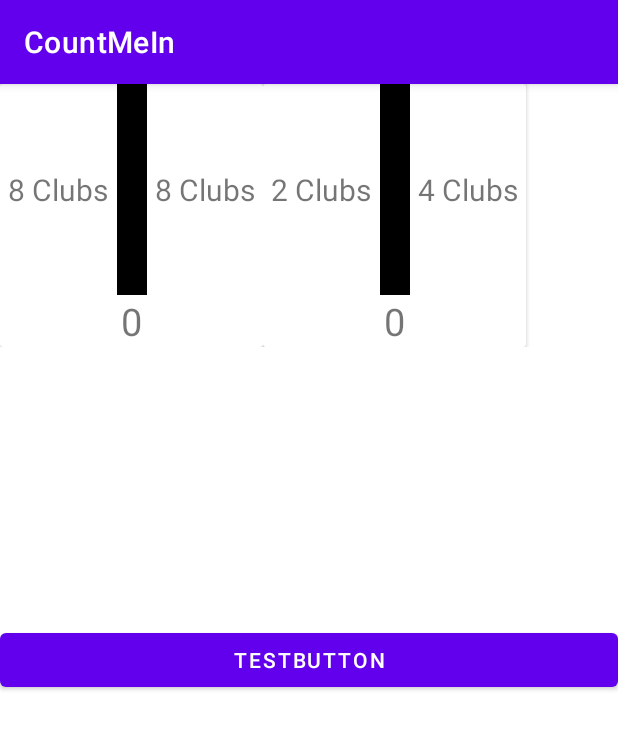
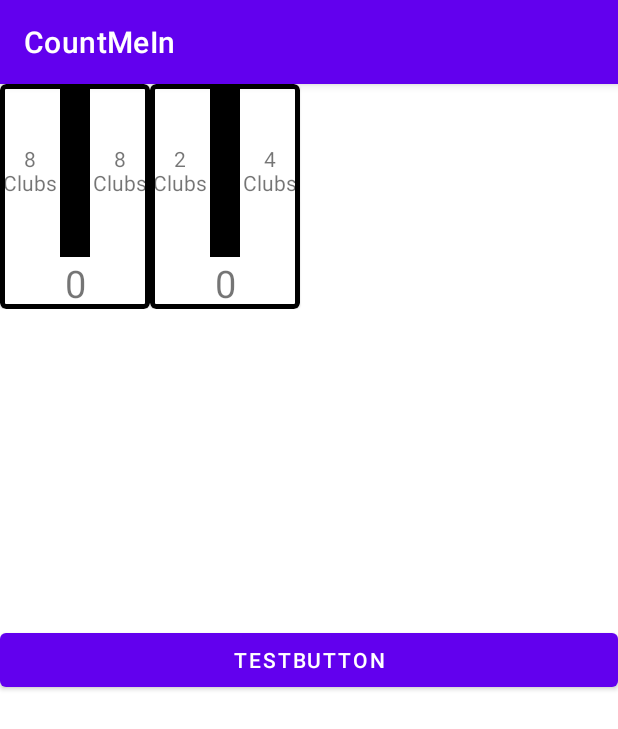
Before and after one commit to scappworks/CountMeIn, an Android app: the screen it shows after launch (GameActivity), after a tap on "PLAY", on a phone screen of 412 x 824 dp. Shown: the top 729 px of the screen. Run offline under Robolectric (Android 15) with nearby library versions, the phone set to English and light mode, and no system bars.

Commit message:
change cardview type to materialcardview and add a border to separate each hand

```diff
--- a/app/src/main/res/layout/hand_player.xml
+++ b/app/src/main/res/layout/hand_player.xml
@@ -1,7 +1,9 @@
 <?xml version="1.0" encoding="utf-8"?>
-<androidx.cardview.widget.CardView xmlns:android="http://schemas.android.com/apk/res/android"
-    android:layout_width="175dp"
-    android:layout_height="175dp"
+<com.google.android.material.card.MaterialCardView xmlns:android="http://schemas.android.com/apk/res/android"
+    android:layout_width="100dp"
+    android:layout_height="150dp"
+    app:strokeColor="@color/black"
+    app:strokeWidth="3dp"
     xmlns:app="http://schemas.android.com/apk/res-auto">
 
     <androidx.constraintlayout.widget.ConstraintLayout
@@ -13,7 +15,7 @@
             android:layout_width="0dp"
             android:layout_height="wrap_content"
             android:text="1"
-            android:textSize="20sp"
+            android:textSize="14sp"
             android:textAlignment="center"
             android:gravity="center_horizontal"
             app:layout_constraintLeft_toLeftOf="parent"
@@ -26,7 +28,7 @@
             android:layout_width="0dp"
             android:layout_height="wrap_content"
             android:text="1"
-            android:textSize="20sp"
+            android:textSize="14sp"
             android:textAlignment="center"
             android:gravity="center_horizontal"
             app:layout_constraintLeft_toRightOf="@id/divider"
@@ -59,4 +61,4 @@
 
     </androidx.constraintlayout.widget.ConstraintLayout>
 
-</androidx.cardview.widget.CardView>
+</com.google.android.material.card.MaterialCardView>
```
